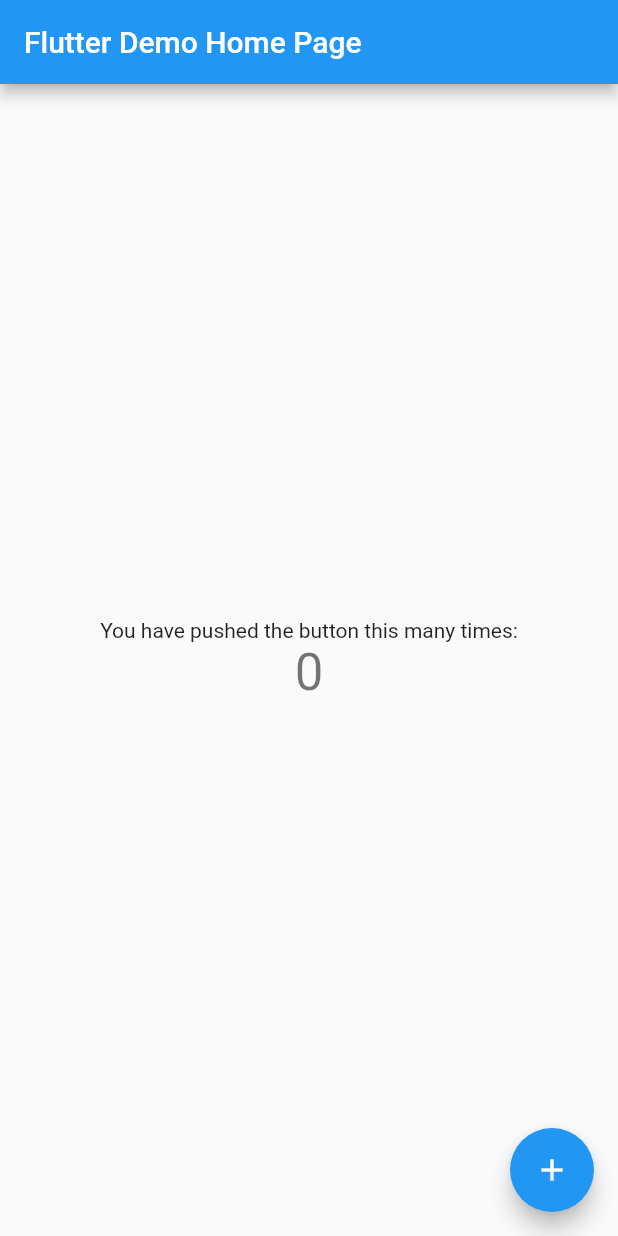
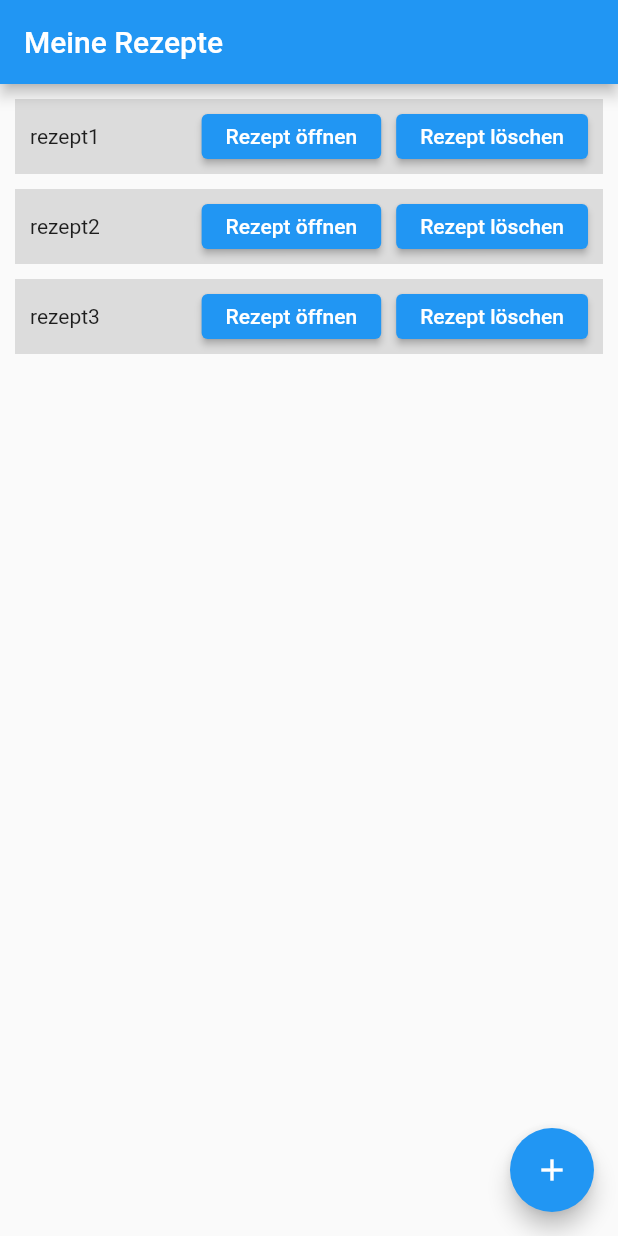
Before and after one commit to Noahnc/dart-webapi, a Flutter app: the screen it shows after launch, on a phone screen of 412 x 824 dp. Run offline on Flutter 3.47's test engine with Material 2 defaults, Android fonts, the phone set to English and light mode, and no system bars.

Commit message:
client first draft

```diff
--- a/recepie_client/lib/main.dart
+++ b/recepie_client/lib/main.dart
@@ -1,74 +1,53 @@
 import 'package:flutter/material.dart';
+import 'package:recepie_client/recipe.dart';
 
 void main() {
   runApp(const MyApp());
 }
 
+const String message = "dasd";
+
+final recipe1 = Recipe(1, "rezept1", 1, 1);
+final recipe2 = Recipe(2, "rezept2", 2, 2);
+final recipe3 = Recipe(3, "rezept3", 3, 3);
+
+final array = [recipe1, recipe2, recipe3];
+
 class MyApp extends StatelessWidget {
   const MyApp({Key? key}) : super(key: key);
 
-  // This widget is the root of your application.
   @override
   Widget build(BuildContext context) {
     return MaterialApp(
       title: 'Flutter Demo',
       theme: ThemeData(
-        // This is the theme of your application.
-        //
-        // Try running your application with "flutter run". You'll see the
-        // application has a blue toolbar. Then, without quitting the app, try
-        // changing the primarySwatch below to Colors.green and then invoke
-        // "hot reload" (press "r" in the console where you ran "flutter run",
-        // or simply save your changes to "hot reload" in a Flutter IDE).
-        // Notice that the counter didn't reset back to zero; the application
-        // is not restarted.
         primarySwatch: Colors.blue,
       ),
-      home: const MyHomePage(title: 'Flutter Demo Home Page'),
+      home: const RecipePage(title: 'Meine Rezepte'),
     );
   }
 }
 
-class MyHomePage extends StatefulWidget {
-  const MyHomePage({Key? key, required this.title}) : super(key: key);
-
-  // This widget is the home page of your application. It is stateful, meaning
-  // that it has a State object (defined below) that contains fields that affect
-  // how it looks.
-
-  // This class is the configuration for the state. It holds the values (in this
-  // case the title) provided by the parent (in this case the App widget) and
-  // used by the build method of the State. Fields in a Widget subclass are
-  // always marked "final".
+class RecipePage extends StatefulWidget {
+  const RecipePage({Key? key, required this.title}) : super(key: key);
 
   final String title;
 
   @override
-  State<MyHomePage> createState() => _MyHomePageState();
+  State<RecipePage> createState() => _RecipePageState();
 }
 
-class _MyHomePageState extends State<MyHomePage> {
+class _RecipePageState extends State<RecipePage> {
   int _counter = 0;
 
   void _incrementCounter() {
     setState(() {
-      // This call to setState tells the Flutter framework that something has
-      // changed in this State, which causes it to rerun the build method below
-      // so that the display can reflect the updated values. If we changed
-      // _counter without calling setState(), then the build method would not be
-      // called again, and so nothing would appear to happen.
       _counter++;
     });
   }
 
   @override
   Widget build(BuildContext context) {
-    // This method is rerun every time setState is called, for instance as done
-    // by the _incrementCounter method above.
-    //
-    // The Flutter framework has been optimized to make rerunning build methods
-    // fast, so that you can just rebuild anything that needs updating rather
-    // than having to individually change instances of widgets.
     return Scaffold(
       appBar: AppBar(
         // Here we take the value from the MyHomePage object that was created by
@@ -76,34 +55,45 @@
         title: Text(widget.title),
       ),
       body: Center(
-        // Center is a layout widget. It takes a single child and positions it
-        // in the middle of the parent.
-        child: Column(
-          // Column is also a layout widget. It takes a list of children and
-          // arranges them vertically. By default, it sizes itself to fit its
-          // children horizontally, and tries to be as tall as its parent.
-          //
-          // Invoke "debug painting" (press "p" in the console, choose the
-          // "Toggle Debug Paint" action from the Flutter Inspector in Android
-          // Studio, or the "Toggle Debug Paint" command in Visual Studio Code)
-          // to see the wireframe for each widget.
-          //
-          // Column has various properties to control how it sizes itself and
-          // how it positions its children. Here we use mainAxisAlignment to
-          // center the children vertically; the main axis here is the vertical
-          // axis because Columns are vertical (the cross axis would be
-          // horizontal).
-          mainAxisAlignment: MainAxisAlignment.center,
-          children: <Widget>[
-            const Text(
-              'You have pushed the button this many times:',
-            ),
-            Text(
-              '$_counter',
-              style: Theme.of(context).textTheme.headline4,
-            ),
-          ],
-        ),
+        child: ListView.builder(
+            padding: const EdgeInsets.only(top: 5, right: 5, left: 5),
+            itemCount: array.length,
+            itemBuilder: (BuildContext context, int index) {
+              return Container(
+                margin: const EdgeInsets.all(5),
+                padding: const EdgeInsets.all(10),
+                height: 50,
+                color: Colors.black12,
+                child: Center(
+                    child: Row(
+                  mainAxisAlignment: MainAxisAlignment.spaceBetween,
+                  children: [
+                    FittedBox(
+                      fit: BoxFit.fitWidth,
+                      child: Text(array[index].name),
+                    ),
+                    Row(
+                      mainAxisAlignment: MainAxisAlignment.center,
+                      children: [
+                        ElevatedButton(
+                          onPressed: () {
+                            // TODO: open RecipeDetail
+                          },
+                          child: const Text('Rezept öffnen'),
+                        ),
+                        const SizedBox(width: 10),
+                        ElevatedButton(
+                          onPressed: () {
+                            // TODO: delete Recipe
+                          },
+                          child: const Text('Rezept löschen'),
+                        ),
+                      ],
+                    )
+                  ],
+                )),
+              );
+            }),
       ),
       floatingActionButton: FloatingActionButton(
         onPressed: _incrementCounter,
--- /dev/null
+++ b/recepie_client/lib/recipe.dart
@@ -0,0 +1,16 @@
+
+class Recipe {
+  int id;
+  String name;
+  int time;
+  int marked;
+
+  Recipe(this.id, this.name, this.time, this.marked);
+  factory Recipe.fromJson(dynamic json) {
+    return Recipe(json['age'] as int, json['name'] as String, json['time'] as int, json['marked'] as int);
+  }
+  @override
+  String toString() {
+    return '{ ${this.id}, ${this.name}, ${this.time}, ${this.marked} }';
+  }
+}
```
